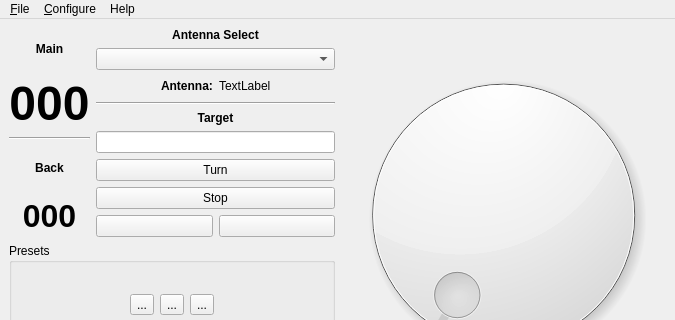
This is mqt/MqtRotator/rotatormainwindow.ui in Rsclub22/Minos2-Mirror as Qt 5 draws it before an edit; both pictures show x 0 to 675 and y 0 to 320 of the 675 by 479 pixel window. The edited form follows.
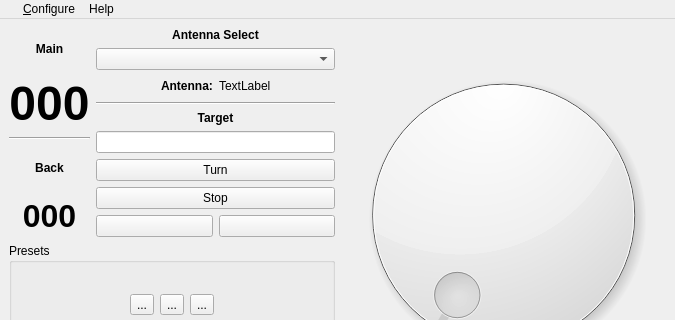
This is the edited form. Custom widgets are drawn as their Qt base class.

The edit to the form file:
```diff
--- a/mqt/MqtRotator/rotatormainwindow.ui
+++ b/mqt/MqtRotator/rotatormainwindow.ui
@@ -546,7 +546,7 @@
      <x>0</x>
      <y>0</y>
      <width>675</width>
-     <height>25</height>
+     <height>21</height>
     </rect>
    </property>
    <widget class="QMenu" name="menuFile">
@@ -554,7 +554,7 @@
      <enum>Qt::DefaultContextMenu</enum>
     </property>
     <property name="title">
-     <string>&amp;File</string>
+     <string/>
     </property>
     <addaction name="separator"/>
     <addaction name="actionAlways_On_Top"/>
```
Left out of the diff: 10 changed lines with no effect on the pictures.
